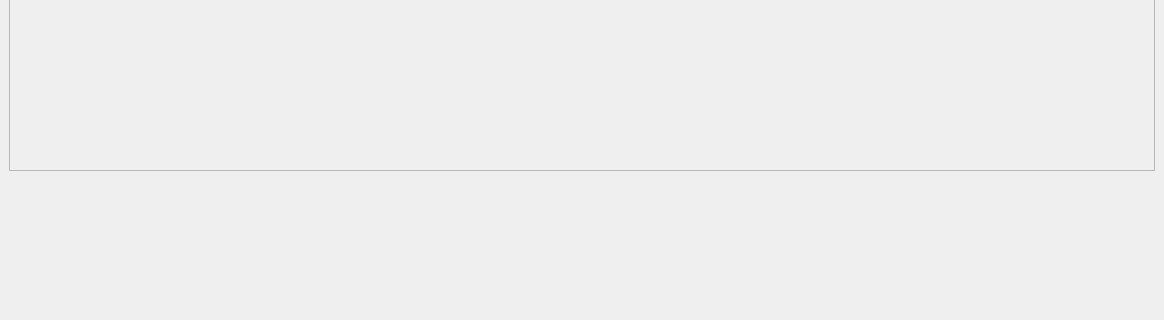
First picture: the form in ui/main_screen.ui, repository abi2501/exocan, before the edit; both pictures show x 0 to 1164 and y 315 to 635 of the 1164 by 790 pixel window.
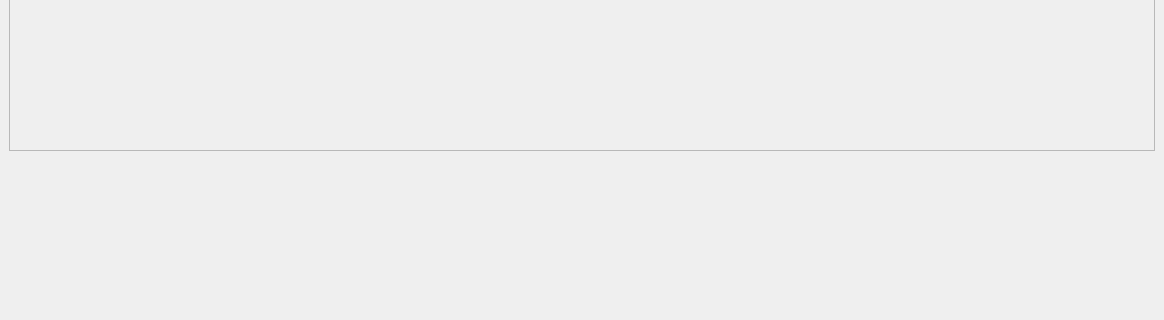
Second picture: the form after the edit. Icons and pictures are not drawn.

Diff of the .ui file:
```diff
--- a/ui/main_screen.ui
+++ b/ui/main_screen.ui
@@ -14,7 +14,7 @@
    <string>MainWindow</string>
   </property>
   <widget class="QWidget" name="centralwidget">
-   <layout class="QVBoxLayout" name="verticalLayout" stretch="1,15,10">
+   <layout class="QVBoxLayout" name="verticalLayout" stretch="1,20,15">
     <item>
      <widget class="QWidget" name="top_nav_wid" native="true">
       <layout class="QHBoxLayout" name="horizontalLayout_5">
```
Left out of the diff: 4 changed lines with no effect on the pictures.
